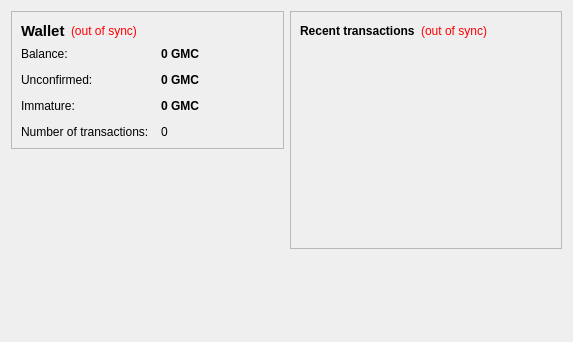
Qt form src/qt/forms/overviewpage.ui (GhostLion/GameCoin) before a commit.
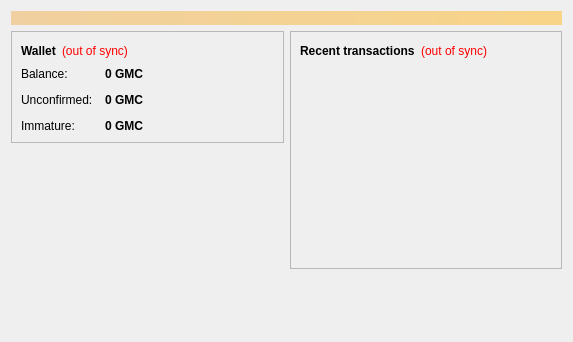
The same form after that commit.

```diff
--- a/src/qt/forms/overviewpage.ui
+++ b/src/qt/forms/overviewpage.ui
@@ -13,6 +13,24 @@
   <property name="windowTitle">
    <string>Form</string>
   </property>
+  <layout class="QVBoxLayout" name="topLayout">
+   <item>
+    <widget class="QLabel" name="labelAlerts">
+     <property name="visible">
+      <bool>false</bool>
+     </property>
+     <property name="styleSheet">
+      <string notr="true">background-color: qlineargradient(x1: 0, y1: 0, x2: 1, y2: 0, stop:0 #F0D0A0, stop:1 #F8D488); color:#000000;</string>
+     </property>
+     <property name="wordWrap">
+      <bool>true</bool>
+     </property>
+     <property name="margin">
+      <number>3</number>
+     </property>
+    </widget>
+   </item>
+   <item>
   <layout class="QHBoxLayout" name="horizontalLayout" stretch="1,1">
    <item>
     <layout class="QVBoxLayout" name="verticalLayout_2">
@@ -31,7 +49,6 @@
            <widget class="QLabel" name="label_5">
             <property name="font">
              <font>
-              <pointsize>11</pointsize>
               <weight>75</weight>
               <bold>true</bold>
              </font>
@@ -44,7 +61,7 @@
           <item>
            <widget class="QLabel" name="labelWalletStatus">
             <property name="toolTip">
-             <string>The displayed information may be out of date. Your wallet automatically synchronizes with the GameCoin network after a connection is established, but this process has not completed yet.</string>
+               <string>The displayed information may be out of date. Your wallet automatically synchronizes with the Gamecoin network after a connection is established, but this process has not completed yet.</string>
             </property>
             <property name="styleSheet">
              <string notr="true">QLabel { color: red; }</string>
@@ -141,23 +158,6 @@
             </property>
            </widget>
           </item>
-          <item row="3" column="0">
-           <widget class="QLabel" name="label_2">
-            <property name="text">
-             <string>Number of transactions:</string>
-            </property>
-           </widget>
-          </item>
-          <item row="3" column="1">
-           <widget class="QLabel" name="labelNumTransactions">
-            <property name="toolTip">
-             <string>Total number of transactions in wallet</string>
-            </property>
-            <property name="text">
-             <string notr="true">0</string>
-            </property>
-           </widget>
-          </item>
           <item row="2" column="0">
            <widget class="QLabel" name="labelImmatureText">
             <property name="text">
@@ -227,7 +227,7 @@
           <item>
            <widget class="QLabel" name="labelTransactionsStatus">
             <property name="toolTip">
-             <string>The displayed information may be out of date. Your wallet automatically synchronizes with the GameCoin network after a connection is established, but this process has not completed yet.</string>
+               <string>The displayed information may be out of date. Your wallet automatically synchronizes with the Gamecoin network after a connection is established, but this process has not completed yet.</string>
             </property>
             <property name="styleSheet">
              <string notr="true">QLabel { color: red; }</string>
@@ -289,6 +289,8 @@
         </size>
        </property>
       </spacer>
+       </item>
+      </layout>
      </item>
     </layout>
    </item>
```
Lines whose indentation alone changed are shown as unchanged.
